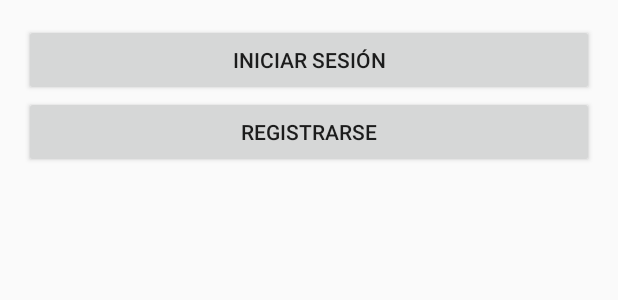
After one commit to kaltamiranobarba/PasoSeguro, an Android app: the layout activity_main.xml on its own in the app's theme, with its tools: preview values and no code run, on a phone screen of 412 x 824 dp. The commit adds this screen. Shown: the top 300 px of the screen. Run offline under Robolectric (Android 15) with nearby library versions, the phone set to English and light mode, and no system bars.

Commit message:
Correcion de errores en login y signup

```diff
--- a/PasoSeguro/app/build.gradle
+++ b/PasoSeguro/app/build.gradle
@@ -17,6 +17,9 @@ android {
             proguardFiles getDefaultProguardFile('proguard-android.txt'), 'proguard-rules.pro'
         }
     }
+    sourceSets {
+        main.java.srcDirs += 'src/main/java/com/example/altam/pasoseguro/LoginActivity.java'
+    }
 }
 
 dependencies {
--- /dev/null
+++ b/PasoSeguro/app/src/main/res/layout/activity_main.xml
@@ -0,0 +1,28 @@
+<?xml version="1.0" encoding="utf-8"?>
+<LinearLayout xmlns:android="http://schemas.android.com/apk/res/android"
+    xmlns:tools="http://schemas.android.com/tools"
+    android:layout_width="match_parent"
+    android:layout_height="match_parent"
+    android:paddingBottom="@dimen/activity_vertical_margin"
+    android:paddingLeft="@dimen/activity_horizontal_margin"
+    android:paddingRight="@dimen/activity_horizontal_margin"
+    android:paddingTop="@dimen/activity_vertical_margin"
+    tools:context="com.example.altam.pasoseguro.MainActivity"
+    android:orientation="vertical">
+
+
+    <Button
+        android:id="@+id/btn_login"
+        android:layout_width="match_parent"
+        android:layout_height="wrap_content"
+        android:text="@string/login"/>
+
+
+    <Button
+        android:id="@+id/btn_signup"
+        android:layout_width="match_parent"
+        android:layout_height="wrap_content"
+        android:text="@string/signup"/>
+
+
+</LinearLayout>
--- a/PasoSeguro/app/src/main/res/values/strings.xml
+++ b/PasoSeguro/app/src/main/res/values/strings.xml
@@ -5,4 +5,6 @@
     <string name="button_enter">Ingresar</string>
     <string name="title_activity_map">Map</string>
     <string name="title_activity_signup">SignupActivity</string>
+    <string name="login">Iniciar sesión</string>
+    <string name="signup">Registrarse</string>
 </resources>
```
Also changed, not shown: PasoSeguro/app/src/main/AndroidManifest.xml (+22 -22 lines), PasoSeguro/app/src/main/java/com/example/altam/pasoseguro/LoginActivity.java (+16 -27 lines), PasoSeguro/app/src/main/java/com/example/altam/pasoseguro/MainActivity.java (added, +40 -0 lines), PasoSeguro/app/src/main/java/com/example/altam/pasoseguro/PasoSeguro.java (added, +18 -0 lines), PasoSeguro/app/src/main/java/com/example/altam/pasoseguro/SignupActivity.java (+44 -15 lines), PasoSeguro/app/src/main/java/com/example/altam/pasoseguro/User.java (deleted, +0 -47 lines).
